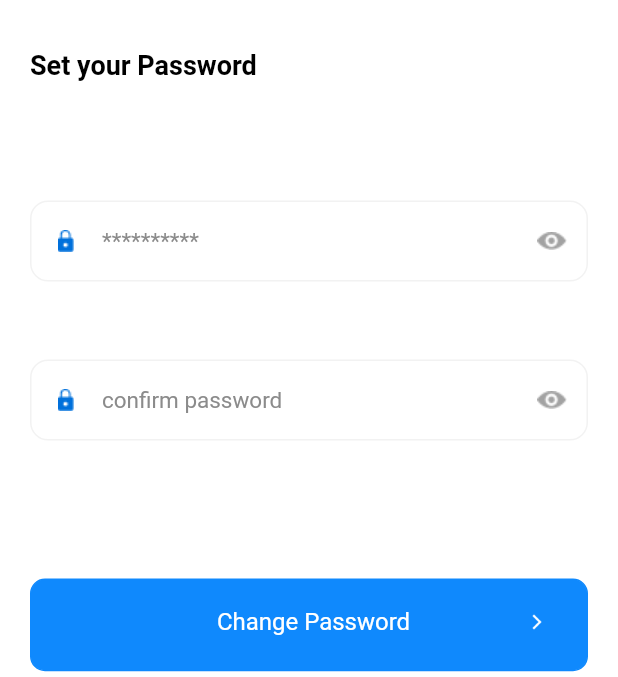
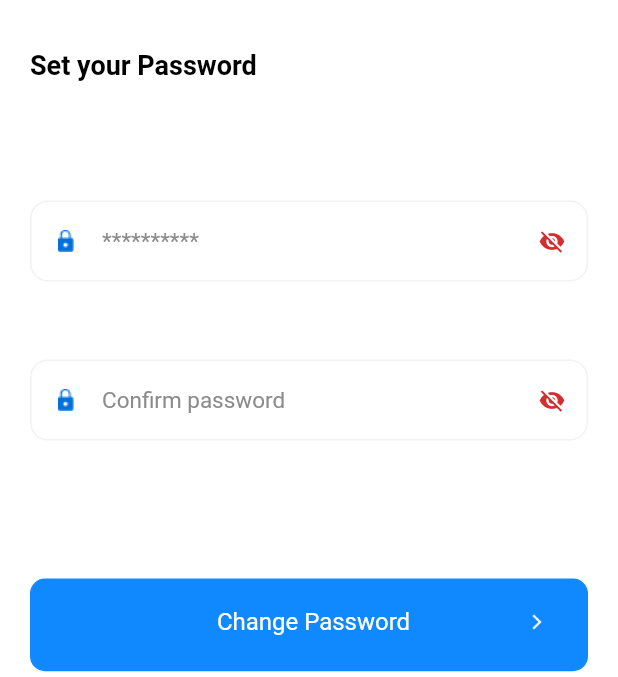
Before and after one commit to NatnaelBerhanu-1/instajob, a Flutter app: the SetPassword screen opened directly, on a phone screen of 412 x 824 dp, the part 65-742 px from its top. Run offline on Flutter 3.47's test engine with Material 2 defaults, Android fonts, the phone set to English and light mode, and no system bars; our stand-ins replace dio, dotted_border, equatable, firebase_auth, firebase_core, flutter_bloc and 9 more; missing offline and left inert: flutter_facebook_auth; accounts and stored records are empty; network calls fail.

Commit message:
Changes -- feedback_state.dart -- set_password.dart

```diff
--- a/lib/bloc/feedback_bloc/feedback_state.dart
+++ b/lib/bloc/feedback_bloc/feedback_state.dart
@@ -15,5 +15,5 @@ class FeedBackLoaded extends FeedBackState {}
 class ErrorState extends FeedBackState {
   final String error;
 
-  ErrorState(this.error);
+  const ErrorState(this.error);
 }
--- a/lib/screens/auth_screen/set_password.dart
+++ b/lib/screens/auth_screen/set_password.dart
@@ -1,5 +1,9 @@
 // ignore_for_file: prefer_const_constructors, prefer_const_literals_to_create_immutables
 import 'package:flutter/material.dart';
+import 'package:flutter_bloc/flutter_bloc.dart';
+import 'package:insta_job/bloc/validation/validation_bloc.dart';
+import 'package:insta_job/bloc/validation/validation_state.dart';
+import 'package:insta_job/globals.dart';
 import 'package:insta_job/screens/auth_screen/login_screen.dart';
 import 'package:insta_job/utils/my_colors.dart';
 import 'package:insta_job/widgets/custom_button/custom_img_button.dart';
@@ -11,8 +15,17 @@ import '../../widgets/custom_button/custom_btn.dart';
 import '../../widgets/custom_cards/custom_common_card.dart';
 import '../../widgets/custom_text_field.dart';
 
-class SetPassword extends StatelessWidget {
+class SetPassword extends StatefulWidget {
   const SetPassword({Key? key}) : super(key: key);
+
+  @override
+  State<SetPassword> createState() => _SetPasswordState();
+}
+
+class _SetPasswordState extends State<SetPassword> {
+  final TextEditingController password = TextEditingController();
+  final TextEditingController cPassword = TextEditingController();
+  final formKey = GlobalKey<FormState>();
 
   @override
   Widget build(BuildContext context) {
@@ -22,10 +35,25 @@ class SetPassword extends StatelessWidget {
           child: CustomAppBar(
             title: "",
           )),
-      body: Padding(
+      body: Form(
+        key: formKey,
+        child: Padding(
           padding: const EdgeInsets.all(20.0),
           child: SingleChildScrollView(
-          child: Column(
+            child: BlocConsumer<ValidationCubit, InitialValidation>(
+                listener: (context, state) {
+              if (state is RequiredValidation) {
+                showToast(state.require);
+              }
+              if (state is InvalidPasswordState) {
+                showToast(state.pass);
+              }
+              if (state is ConfirmPasswordState) {
+                showToast(state.pass);
+              }
+            }, builder: (context, state) {
+              var validationBloc = context.read<ValidationCubit>();
+              return Column(
                 crossAxisAlignment: CrossAxisAlignment.start,
                 children: [
                   CommonText(
@@ -35,15 +63,42 @@ class SetPassword extends StatelessWidget {
                   ),
                   SizedBox(height: 80),
                   IconTextField(
+                    controller: password,
                     prefixIcon: ImageButton(image: MyImages.lock),
-                suffixIcon: ImageButton(image: MyImages.visible),
+                    suffixIcon: GestureDetector(
+                      onTap: () {
+                        validationBloc.visiblePass();
+                      },
+                      child: Icon(
+                        validationBloc.pass
+                            ? Icons.visibility_off
+                            : Icons.visibility,
+                      ),
+                    ),
+                    obscureText: validationBloc.pass,
                     hint: "**********",
+                    maxLine: 1,
+                    validator: (val) => validationBloc.passwordValidation(val!),
                   ),
                   SizedBox(height: 30),
                   IconTextField(
+                    controller: cPassword,
                     prefixIcon: ImageButton(image: MyImages.lock),
-                suffixIcon: ImageButton(image: MyImages.visible),
-                hint: "confirm password",
+                    suffixIcon: GestureDetector(
+                      onTap: () {
+                        validationBloc.visibleCPass();
+                      },
+                      child: Icon(
+                        validationBloc.cPass
+                            ? Icons.visibility_off
+                            : Icons.visibility,
+                      ),
+                    ),
+                    obscureText: validationBloc.cPass,
+                    hint: "Confirm password",
+                    maxLine: 1,
+                    validator: (val) => validationBloc.confirmPassValidation(
+                        val!, password.text),
                   ),
                   SizedBox(height: 70),
                   CustomIconButton(
@@ -54,10 +109,14 @@ class SetPassword extends StatelessWidget {
                     borderColor: MyColors.blue,
                     iconColor: MyColors.white,
                     onclick: () {
+                      if (formKey.currentState!.validate()) {
                         AppRoutes.pushAndRemoveUntil(context, LoginScreen());
+                      }
                     },
                   ),
                 ],
+              );
+            }),
           ),
         ),
       ),
```
Lines whose indentation alone changed are shown as unchanged.
